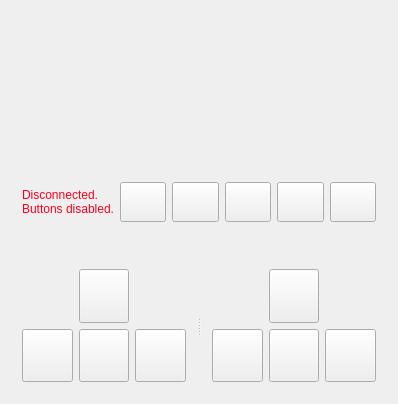
trikset/trik-desktop-gamepad, file gamepadForm.ui: the form before one commit.
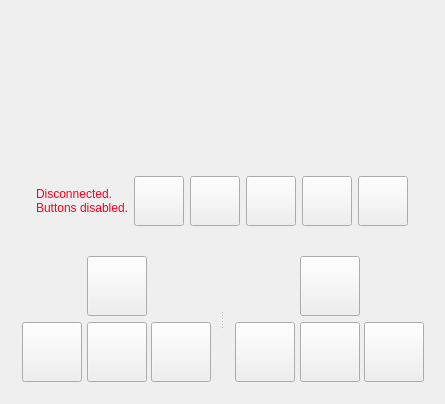
The form after the commit. Icons and pictures are not drawn.

```diff
--- a/gamepadForm.ui
+++ b/gamepadForm.ui
@@ -6,7 +6,7 @@
    <rect>
     <x>0</x>
     <y>0</y>
-    <width>398</width>
+    <width>441</width>
     <height>404</height>
    </rect>
   </property>
@@ -40,6 +40,12 @@
   <layout class="QVBoxLayout" name="verticalLayout_2">
    <item>
     <widget class="QLabel" name="label">
+     <property name="minimumSize">
+      <size>
+       <width>412</width>
+       <height>146</height>
+      </size>
+     </property>
      <property name="styleSheet">
       <string notr="true">border-image:url(:/images/logo-eng.png);</string>
      </property>
@@ -48,12 +54,12 @@
      </property>
     </widget>
    </item>
-   <item>
+   <item alignment="Qt::AlignHCenter">
     <widget class="QWidget" name="widget_5" native="true">
      <property name="maximumSize">
       <size>
        <width>800</width>
-       <height>100</height>
+       <height>80</height>
       </size>
      </property>
      <property name="layoutDirection">
@@ -62,10 +68,16 @@
      <layout class="QGridLayout" name="gridLayout_3">
       <item row="1" column="1">
        <widget class="QPushButton" name="button1">
+        <property name="sizePolicy">
+         <sizepolicy hsizetype="Fixed" vsizetype="Fixed">
+          <horstretch>0</horstretch>
+          <verstretch>0</verstretch>
+         </sizepolicy>
+        </property>
         <property name="minimumSize">
          <size>
-          <width>0</width>
-          <height>40</height>
+          <width>50</width>
+          <height>50</height>
          </size>
         </property>
         <property name="focusPolicy">
@@ -84,10 +96,16 @@
       </item>
       <item row="1" column="2">
        <widget class="QPushButton" name="button2">
+        <property name="sizePolicy">
+         <sizepolicy hsizetype="Fixed" vsizetype="Fixed">
+          <horstretch>0</horstretch>
+          <verstretch>0</verstretch>
+         </sizepolicy>
+        </property>
         <property name="minimumSize">
          <size>
-          <width>0</width>
-          <height>40</height>
+          <width>50</width>
+          <height>50</height>
          </size>
         </property>
         <property name="layoutDirection">
@@ -103,10 +121,16 @@
       </item>
       <item row="1" column="5">
        <widget class="QPushButton" name="button5">
+        <property name="sizePolicy">
+         <sizepolicy hsizetype="Fixed" vsizetype="Fixed">
+          <horstretch>0</horstretch>
+          <verstretch>0</verstretch>
+         </sizepolicy>
+        </property>
         <property name="minimumSize">
          <size>
-          <width>0</width>
-          <height>40</height>
+          <width>50</width>
+          <height>50</height>
          </size>
         </property>
         <property name="layoutDirection">
@@ -122,10 +146,16 @@
       </item>
       <item row="1" column="3">
        <widget class="QPushButton" name="button3">
+        <property name="sizePolicy">
+         <sizepolicy hsizetype="Fixed" vsizetype="Fixed">
+          <horstretch>0</horstretch>
+          <verstretch>0</verstretch>
+         </sizepolicy>
+        </property>
         <property name="minimumSize">
          <size>
-          <width>0</width>
-          <height>40</height>
+          <width>50</width>
+          <height>50</height>
          </size>
         </property>
         <property name="layoutDirection">
@@ -141,10 +171,16 @@
       </item>
       <item row="1" column="4">
        <widget class="QPushButton" name="button4">
+        <property name="sizePolicy">
+         <sizepolicy hsizetype="Fixed" vsizetype="Fixed">
+          <horstretch>0</horstretch>
+          <verstretch>0</verstretch>
+         </sizepolicy>
+        </property>
         <property name="minimumSize">
          <size>
-          <width>0</width>
-          <height>40</height>
+          <width>50</width>
+          <height>50</height>
          </size>
         </property>
         <property name="layoutDirection">
@@ -178,30 +214,69 @@
      <zorder>connection</zorder>
     </widget>
    </item>
-   <item>
+   <item alignment="Qt::AlignHCenter">
     <widget class="QSplitter" name="splitter">
+     <property name="sizePolicy">
+      <sizepolicy hsizetype="Fixed" vsizetype="Fixed">
+       <horstretch>0</horstretch>
+       <verstretch>0</verstretch>
+      </sizepolicy>
+     </property>
+     <property name="minimumSize">
+      <size>
+       <width>423</width>
+       <height>148</height>
+      </size>
+     </property>
+     <property name="maximumSize">
+      <size>
+       <width>423</width>
+       <height>148</height>
+      </size>
+     </property>
      <property name="orientation">
       <enum>Qt::Horizontal</enum>
      </property>
      <widget class="QWidget" name="widget" native="true">
+      <property name="sizePolicy">
+       <sizepolicy hsizetype="Fixed" vsizetype="Fixed">
+        <horstretch>0</horstretch>
+        <verstretch>0</verstretch>
+       </sizepolicy>
+      </property>
+      <property name="minimumSize">
+       <size>
+        <width>209</width>
+        <height>148</height>
+       </size>
+      </property>
       <property name="maximumSize">
        <size>
-        <width>200</width>
-        <height>200</height>
+        <width>209</width>
+        <height>148</height>
        </size>
       </property>
       <property name="layoutDirection">
        <enum>Qt::LeftToRight</enum>
       </property>
       <layout class="QGridLayout" name="gridLayout_2">
+       <property name="sizeConstraint">
+        <enum>QLayout::SetDefaultConstraint</enum>
+       </property>
        <item row="0" column="1">
         <widget class="QPushButton" name="buttonPad1Up">
          <property name="sizePolicy">
-          <sizepolicy hsizetype="Minimum" vsizetype="Expanding">
+          <sizepolicy hsizetype="Fixed" vsizetype="Fixed">
            <horstretch>0</horstretch>
            <verstretch>0</verstretch>
           </sizepolicy>
          </property>
+         <property name="minimumSize">
+          <size>
+           <width>60</width>
+           <height>60</height>
+          </size>
+         </property>
          <property name="layoutDirection">
           <enum>Qt::LeftToRight</enum>
          </property>
@@ -216,11 +291,17 @@
        <item row="1" column="0">
         <widget class="QPushButton" name="buttonPad1Left">
          <property name="sizePolicy">
-          <sizepolicy hsizetype="Minimum" vsizetype="Expanding">
+          <sizepolicy hsizetype="Fixed" vsizetype="Fixed">
            <horstretch>0</horstretch>
            <verstretch>0</verstretch>
           </sizepolicy>
          </property>
+         <property name="minimumSize">
+          <size>
+           <width>60</width>
+           <height>60</height>
+          </size>
+         </property>
          <property name="layoutDirection">
           <enum>Qt::LeftToRight</enum>
          </property>
@@ -235,11 +316,17 @@
        <item row="1" column="1">
         <widget class="QPushButton" name="buttonPad1Down">
          <property name="sizePolicy">
-          <sizepolicy hsizetype="Minimum" vsizetype="Expanding">
+          <sizepolicy hsizetype="Fixed" vsizetype="Fixed">
            <horstretch>0</horstretch>
            <verstretch>0</verstretch>
           </sizepolicy>
          </property>
+         <property name="minimumSize">
+          <size>
+           <width>60</width>
+           <height>60</height>
+          </size>
+         </property>
          <property name="layoutDirection">
           <enum>Qt::LeftToRight</enum>
          </property>
@@ -257,11 +344,17 @@
           <bool>true</bool>
          </property>
          <property name="sizePolicy">
-          <sizepolicy hsizetype="Minimum" vsizetype="Expanding">
+          <sizepolicy hsizetype="Fixed" vsizetype="Fixed">
            <horstretch>0</horstretch>
            <verstretch>0</verstretch>
           </sizepolicy>
          </property>
+         <property name="minimumSize">
+          <size>
+           <width>60</width>
+           <height>60</height>
+          </size>
+         </property>
          <property name="layoutDirection">
           <enum>Qt::LeftToRight</enum>
          </property>
@@ -277,15 +370,21 @@
      </widget>
      <widget class="QWidget" name="widget_2" native="true">
       <property name="sizePolicy">
-       <sizepolicy hsizetype="Ignored" vsizetype="Preferred">
+       <sizepolicy hsizetype="Fixed" vsizetype="Fixed">
         <horstretch>0</horstretch>
         <verstretch>0</verstretch>
        </sizepolicy>
       </property>
+      <property name="minimumSize">
+       <size>
+        <width>209</width>
+        <height>148</height>
+       </size>
+      </property>
       <property name="maximumSize">
        <size>
-        <width>200</width>
-        <height>200</height>
+        <width>209</width>
+        <height>148</height>
        </size>
       </property>
       <property name="accessibleDescription">
@@ -298,11 +397,17 @@
        <item row="1" column="0">
         <widget class="QPushButton" name="buttonPad2Left">
          <property name="sizePolicy">
-          <sizepolicy hsizetype="Minimum" vsizetype="Expanding">
+          <sizepolicy hsizetype="Fixed" vsizetype="Fixed">
            <horstretch>0</horstretch>
            <verstretch>0</verstretch>
           </sizepolicy>
          </property>
+         <property name="minimumSize">
+          <size>
+           <width>60</width>
+           <height>60</height>
+          </size>
+         </property>
          <property name="layoutDirection">
           <enum>Qt::LeftToRight</enum>
          </property>
@@ -317,11 +422,17 @@
        <item row="0" column="1">
         <widget class="QPushButton" name="buttonPad2Up">
          <property name="sizePolicy">
-          <sizepolicy hsizetype="Minimum" vsizetype="Expanding">
+          <sizepolicy hsizetype="Fixed" vsizetype="Fixed">
            <horstretch>0</horstretch>
            <verstretch>0</verstretch>
           </sizepolicy>
          </property>
+         <property name="minimumSize">
+          <size>
+           <width>60</width>
+           <height>60</height>
+          </size>
+         </property>
          <property name="layoutDirection">
           <enum>Qt::LeftToRight</enum>
          </property>
@@ -336,11 +447,17 @@
        <item row="1" column="1">
         <widget class="QPushButton" name="buttonPad2Down">
          <property name="sizePolicy">
-          <sizepolicy hsizetype="Minimum" vsizetype="Expanding">
+          <sizepolicy hsizetype="Fixed" vsizetype="Fixed">
            <horstretch>0</horstretch>
            <verstretch>0</verstretch>
           </sizepolicy>
          </property>
+         <property name="minimumSize">
+          <size>
+           <width>60</width>
+           <height>60</height>
+          </size>
+         </property>
          <property name="layoutDirection">
           <enum>Qt::LeftToRight</enum>
          </property>
@@ -355,11 +472,17 @@
        <item row="1" column="2">
         <widget class="QPushButton" name="buttonPad2Right">
          <property name="sizePolicy">
-          <sizepolicy hsizetype="Minimum" vsizetype="Expanding">
+          <sizepolicy hsizetype="Fixed" vsizetype="Fixed">
            <horstretch>0</horstretch>
            <verstretch>0</verstretch>
           </sizepolicy>
          </property>
+         <property name="minimumSize">
+          <size>
+           <width>60</width>
+           <height>60</height>
+          </size>
+         </property>
          <property name="layoutDirection">
           <enum>Qt::LeftToRight</enum>
          </property>
```
Left out of the diff: 26 changed lines with no effect on the pictures.
